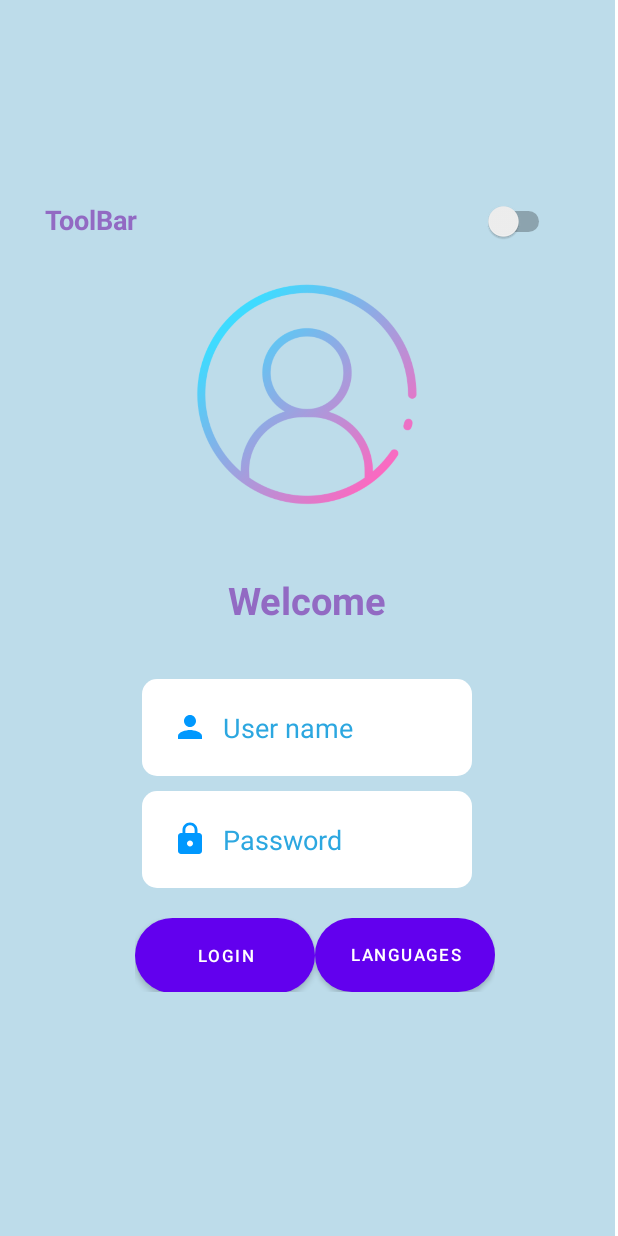
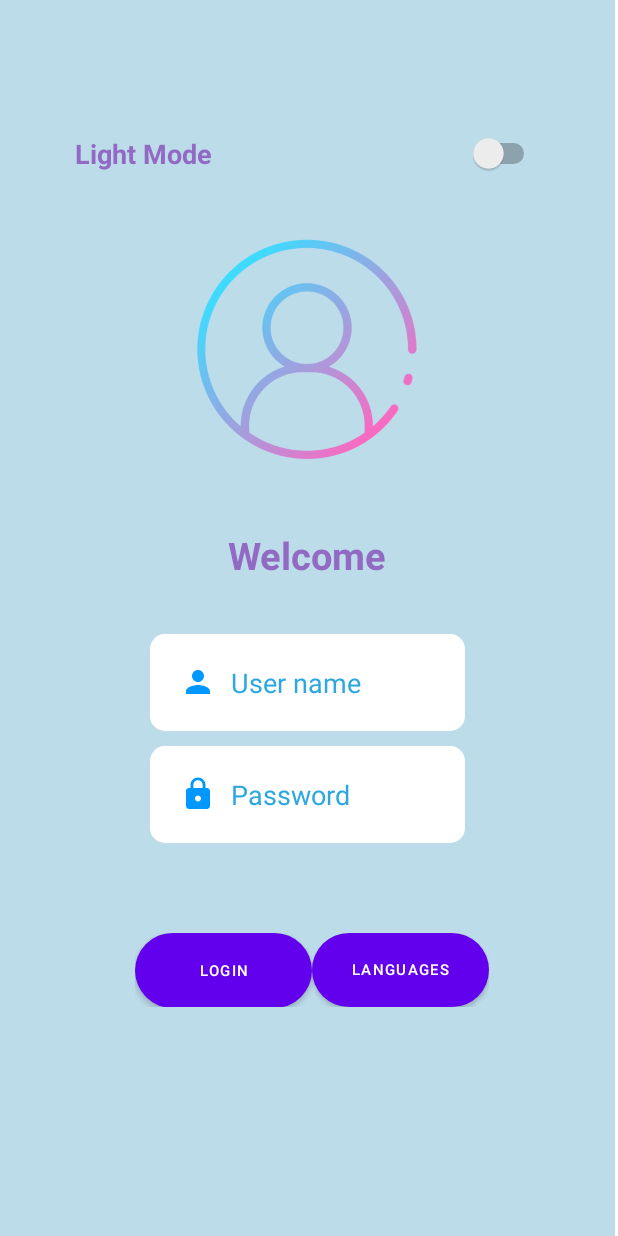
Before and after one commit to DOUHIChaimae/SplashScreenWithLogin, an Android app: the screen it shows after launch (Activity2), on a phone screen of 412 x 824 dp. Run offline under Robolectric (Android 15) with nearby library versions, the phone set to English and light mode, and no system bars.

Commit message:
changing the themes

```diff
--- a/app/src/main/res/layout/activity_2.xml
+++ b/app/src/main/res/layout/activity_2.xml
@@ -9,24 +9,25 @@
 
     <LinearLayout
         android:layout_width="370dp"
-        android:layout_height="578dp"
+        android:layout_height="678dp"
         android:layout_gravity="center"
         android:layout_margin="20dp"
         android:orientation="vertical">
 <LinearLayout
-    android:layout_width="350dp"
-    android:layout_height="40dp">
+    android:layout_width="320dp"
+    android:layout_height="60dp"
+    android:gravity="center"
+    android:layout_marginLeft="20dp">
+
     <TextView
+        style="@style/MODE"
         android:layout_width="370dp"
-        android:layout_height="40dp"
+        android:layout_height="wrap_content"
         android:layout_weight="1"
-        android:text="ToolBar"
-        android:textSize="18sp"
         android:gravity="center_vertical"
         android:padding="10dp"
-        style="@style/TEXT"
-        android:textStyle="bold"
-        ></TextView>
+        android:textSize="18sp"
+        android:textStyle="bold"></TextView>
     <Switch
         android:id="@+id/switcher"
         android:layout_width="50dp"
@@ -56,7 +57,7 @@
 
         <EditText
             android:id="@+id/name"
-            android:layout_width="220dp"
+            android:layout_width="210dp"
             android:layout_height="wrap_content"
             android:layout_gravity="center"
             android:layout_marginTop="35dp"
@@ -71,7 +72,7 @@
 
         <EditText
             android:id="@+id/pass"
-            android:layout_width="220dp"
+            android:layout_width="210dp"
             android:layout_height="wrap_content"
             android:layout_gravity="center"
             style="@style/BUTTON"
@@ -88,28 +89,28 @@
             android:layout_width="wrap_content"
             android:layout_height="49dp"
             android:layout_marginLeft="70dp"
-            android:layout_marginTop="20dp"
+            android:layout_marginTop="60dp"
             android:layout_marginRight="60dp"
             android:orientation="horizontal">
 
             <Button
                 android:id="@+id/login"
-                android:layout_width="120dp"
+                android:layout_width="118dp"
                 android:layout_height="50dp"
                 android:background="@drawable/button"
                 android:text="@string/login"
                 android:layout_marginLeft="0dp"
                 android:textColor="#fff"
-                android:textSize="11dp"></Button>
+                android:textSize="10dp"></Button>
 
             <Button
                 android:id="@+id/changeLangage"
-                android:layout_width="120dp"
+                android:layout_width="118dp"
                 android:layout_height="match_parent"
                 android:background="@drawable/button"
                 android:text="@string/changeLang"
                 android:textColor="#fff"
-                android:textSize="11dp"></Button>
+                android:textSize="10dp"></Button>
 
         </LinearLayout>
     </LinearLayout>
--- a/app/src/main/res/values-night/themes.xml
+++ b/app/src/main/res/values-night/themes.xml
@@ -23,4 +23,8 @@
         <item name="android:background">#D592E1</item>
         <item name="android:textColor">#000000</item>
     </style>
+    <style name="MODE">
+        <item name="android:text">Dark Mode</item>
+        <item name="android:textColor">#926AC3</item>
+    </style>
 </resources>
--- a/app/src/main/res/values/themes.xml
+++ b/app/src/main/res/values/themes.xml
@@ -24,4 +24,8 @@
         <item name="android:background">@color/teal_700</item>
         <item name="android:textColor">@color/black</item>
     </style>
+    <style name="MODE">
+        <item name="android:text">Light Mode</item>
+        <item name="android:textColor">#926AC3</item>
+    </style>
 </resources>
```
